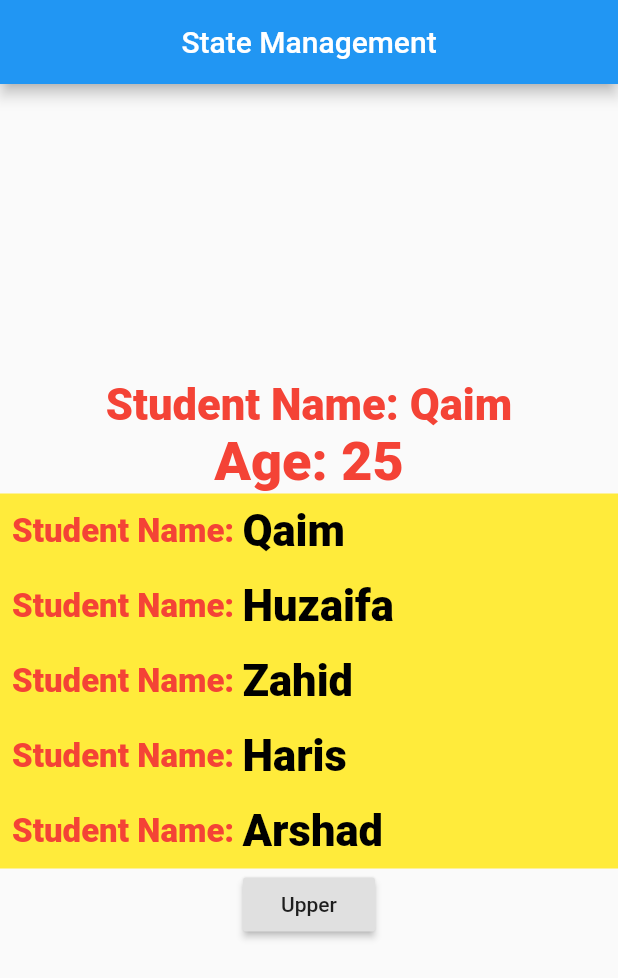
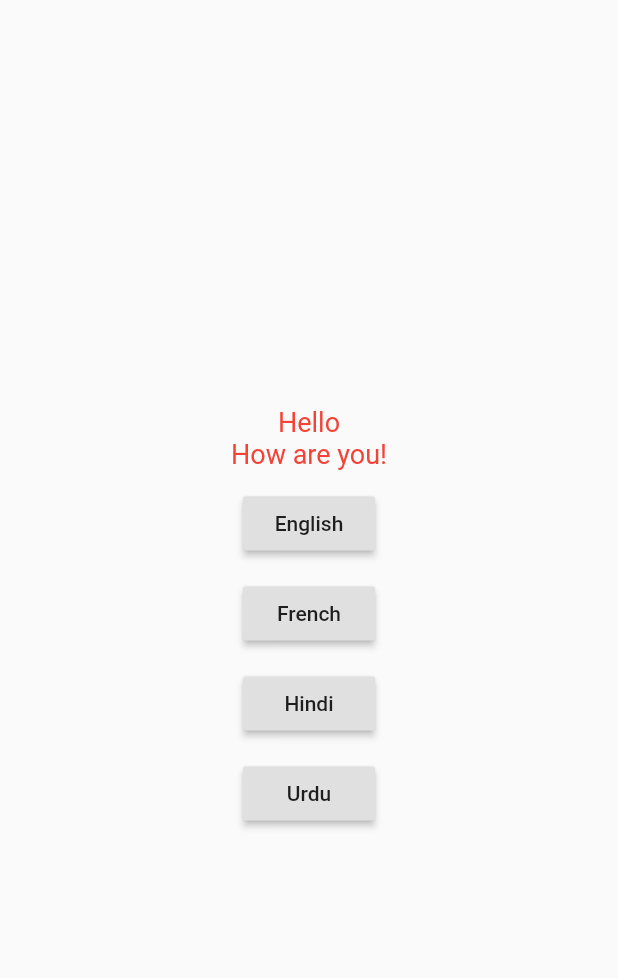
Before and after one commit to QaimRaza1472/Getx-Complete, a Flutter app: the screen it shows after launch, on a phone screen of 412 x 824 dp. Shown: the top 978 px of the screen. Run offline on Flutter 3.47's test engine with Material 2 defaults, Android fonts, the phone set to English and light mode, and no system bars; our stand-ins replace get, shared_preferences.

Commit message:
Getx/GetBuilder/Localization

```diff
--- /dev/null
+++ b/lib/Features/Internationalization/Messages.dart
@@ -0,0 +1,36 @@
+import 'package:get/get.dart';
+
+
+class Messages extends Translations{
+
+  @override
+  // TODO: implement keys
+  Map<String, Map<String, String>> get keys => {
+    'en_US' :{
+      'hello':'Hello',
+      'how_are_you':'How are you!',
+    },
+    'ur_PK' :{
+      'hello':'ہیلو',
+      'how_are_you':'آپ کیسے ہو',
+    },
+    'fr_FR' :{
+      'hello':'Bonjour',
+      'how_are_you':'Comment ca va',
+    },
+    'hi_IN' :{
+      'hello':'नमस्ते',
+      'how_are_you':'क्या हाल है',
+    },
+
+
+
+  };
+
+
+
+
+
+
+
+}
--- /dev/null
+++ b/lib/Features/Internationalization/localization_controller.dart
@@ -0,0 +1,15 @@
+import 'dart:ui';
+
+import 'package:get/get.dart';
+
+class MyLanguage extends GetxController{
+
+
+  void changeLanguage(var param1,var param2){
+    var locale=Locale(param1,param2);
+    Get.updateLocale(locale);
+  }
+
+
+
+}
--- /dev/null
+++ b/lib/Features/Internationalization/localization_screen.dart
@@ -0,0 +1,78 @@
+import 'package:flutter/material.dart';
+import 'package:flutter/widgets.dart';
+import 'package:get/get.dart';
+
+import 'localization_controller.dart';
+
+class LocalizationScreen extends StatelessWidget {
+  LocalizationScreen({Key? key}) : super(key: key);
+
+  MyLanguage myLanguage = Get.put(MyLanguage());
+
+  @override
+  Widget build(BuildContext context) {
+    return Scaffold(
+      body: Row(
+        mainAxisAlignment: MainAxisAlignment.center,
+        crossAxisAlignment: CrossAxisAlignment.center,
+        children: [
+          Column(
+            mainAxisAlignment: MainAxisAlignment.center,
+            children: [
+              Text(
+                'hello'.tr,
+                style: const TextStyle(
+                  color: Colors.red,
+                  fontSize: 18,
+                ),
+              ),
+              Text(
+                'how_are_you'.tr,
+                style: const TextStyle(
+                  color: Colors.red,
+                  fontSize: 18,
+                ),
+              ),
+              const SizedBox(
+                height: 12,
+              ),
+              RaisedButton(
+                onPressed: () {
+                  myLanguage.changeLanguage('en', 'US');
+                },
+                child: const Text('English'),
+              ),
+              const SizedBox(
+                height: 12,
+              ),
+              RaisedButton(
+                onPressed: () {
+                  myLanguage.changeLanguage('fr', 'FR');
+                },
+                child: const Text('French'),
+              ),
+              const SizedBox(
+                height: 12,
+              ),
+              RaisedButton(
+                onPressed: () {
+                  myLanguage.changeLanguage('hi', 'IN');
+                },
+                child: Text('Hindi'),
+              ),
+              const SizedBox(
+                height: 12,
+              ),
+              RaisedButton(
+                onPressed: () {
+                  myLanguage.changeLanguage('ur', 'PK');
+                },
+                child: Text('Urdu'),
+              ),
+            ],
+          ),
+        ],
+      ),
+    );
+  }
+}
--- a/lib/Features/routing.dart
+++ b/lib/Features/routing.dart
@@ -31,6 +31,7 @@ class Navigation1 extends StatelessWidget {
                 var data = await Get.to(
                   HomeScreen(),
                   transition: Transition.circularReveal,
+
                   // transition: Transition.zoom,
                   duration: Duration(milliseconds: 2000),
                   fullscreenDialog: true,
--- /dev/null
+++ b/lib/ObX/Controller/my_student.dart
@@ -0,0 +1,6 @@
+
+class MyStudent {
+  var name;
+  var age;
+  MyStudent({required this.name, required this.age});
+}
--- a/lib/texting_getx.dart
+++ b/lib/ObX/Controller/texting_getx.dart
@@ -1,10 +1,7 @@
 import 'package:get/get.dart';
-
-
 class Student extends GetxController{
 
-
-  var name = "Qaim".obs;
+  var name = "Qaim asdf fg".obs;
   var age  =  25.obs;
   var student_name =[].obs;
 
@@ -17,19 +14,13 @@ class Student extends GetxController{
     showlist();
     super.onInit();
   }
-
-
   void showlist(){
     student_name.value =["Qaim", "Huzaifa", "Zahid", "Haris", "Arshad", "Waseem",12,1.1];
 
   }
-
-
-
   void uper(){
     name.value = name.toUpperCase();
     age.value++;
-
 }
 
 
--- a/lib/view.dart
+++ b/lib/ObX/Views/view.dart
@@ -1,6 +1,12 @@
+
+///   -------------------    Obx   --------------------------
+
+
 import 'package:flutter/material.dart';
 import 'package:get/get.dart';
-import 'package:getx_complete/texting_getx.dart';
+import 'package:getx_complete/ObX/Controller/texting_getx.dart';
+import '../Controller/my_controller.dart';
+
 
 
 class View extends StatelessWidget {
@@ -10,6 +16,10 @@ class View extends StatelessWidget {
 
    Student student = Get.put(Student());
 
+   MyController myController=Get.put(MyController());
+
+
+
 
 
 // 0139 790 220 1503
@@ -18,7 +28,6 @@ class View extends StatelessWidget {
 
    @override
   Widget build(BuildContext context) {
-    print("    ");
     return  Scaffold(
       appBar: AppBar(
         automaticallyImplyLeading: true,
@@ -33,7 +42,11 @@ class View extends StatelessWidget {
             Obx((){
                 return Column(
                   children: [
-                    Text('Student Name: ${student.name.value}',
+                    Text(
+                      'Student Name: ${student.name.value}',
+
+                      //'Student Name: ${myController.my_student.value.name}',
+
                      style: const TextStyle(
                     color: Colors.red,
                     fontSize: 29,
@@ -49,7 +62,7 @@ class View extends StatelessWidget {
                     ),
                     Container(
                       height:250,
-                      color: Colors.yellow,
+                     // color: Colors.yellow,
                       width:double.infinity,
                       child: ListView.builder(
                         itemCount:student.student_name.length,
@@ -82,18 +95,21 @@ class View extends StatelessWidget {
                           }
                           ),
                     ),
-
-
-
                   ],
                 );
           },
             ),
             RaisedButton(
               onPressed: () {
+
                 student.uper();
+
+                //myController.convertToUpperCase();
+
                 print("Pressed ${student.age.value}");
-              },
+
+                },
+
               child: const Text("Upper"),
             ),
           ],
--- a/lib/main.dart
+++ b/lib/main.dart
@@ -1,12 +1,20 @@
 import 'package:flutter/material.dart';
+import 'package:getx_complete/Features/Internationalization/Messages.dart';
 import 'package:getx_complete/Features/bottom_sheet.dart';
 import 'package:getx_complete/Features/testing_share.dart';
-import 'package:getx_complete/view.dart';
+import 'package:getx_complete/ObX/Views/view.dart';
 import 'package:getx_complete/view_2.dart';
+import 'Features/Internationalization/localization_screen.dart';
 import 'Features/routing.dart';
 import 'Features/show_dialog.dart';
 import 'Features/showing_snackbar.dart';
 import 'package:get/get.dart';
+import 'GetX<Controller>/Views/conuter_screen.dart';
+import 'Screens/home_screen.dart';
+import 'Simple State Management/Controllers/simple_state_management.dart';
+
+
+
 
 void main() {
   runApp(const MyApp());
@@ -20,6 +28,13 @@ class MyApp extends StatelessWidget {
     return GetMaterialApp(
       debugShowCheckedModeBanner: false,
       title: 'GetX Complete',
+
+      translations: Messages(),    //Our Translations
+      locale: Locale('en','US'),   //Default locale //to get device locale Get.deviceLocale
+      fallbackLocale: Locale('en','US'), //fallback locale if wrong locale found
+
+
+
       theme: ThemeData(
         primarySwatch: Colors.blue,
       ),
@@ -29,8 +44,15 @@ class MyApp extends StatelessWidget {
       //home: BottomSheet1(),
       //home: Navigation1(),
 
-      home: View(),
+      //home: View(),
       // home: View2(),
+        //home: CounterScreen(),
+
+      // home: SimpleScreen(),
+
+        //home:HomeScreen(),
+
+       home: LocalizationScreen(),
 
 
     );
```
Also changed, not shown: lib/GetX<Controller>/Controllers/counter_controller.dart (added, +25 -0 lines), lib/GetX<Controller>/Views/conuter_screen.dart (added, +57 -0 lines), lib/ObX/Controller/my_controller.dart (added, +14 -0 lines), lib/Simple State Management/Controllers/simple_controller.dart (added, +30 -0 lines), lib/Simple State Management/Controllers/simple_state_management.dart (added, +76 -0 lines), lib/view_2.dart (+3 -10 lines), 1 other file.
